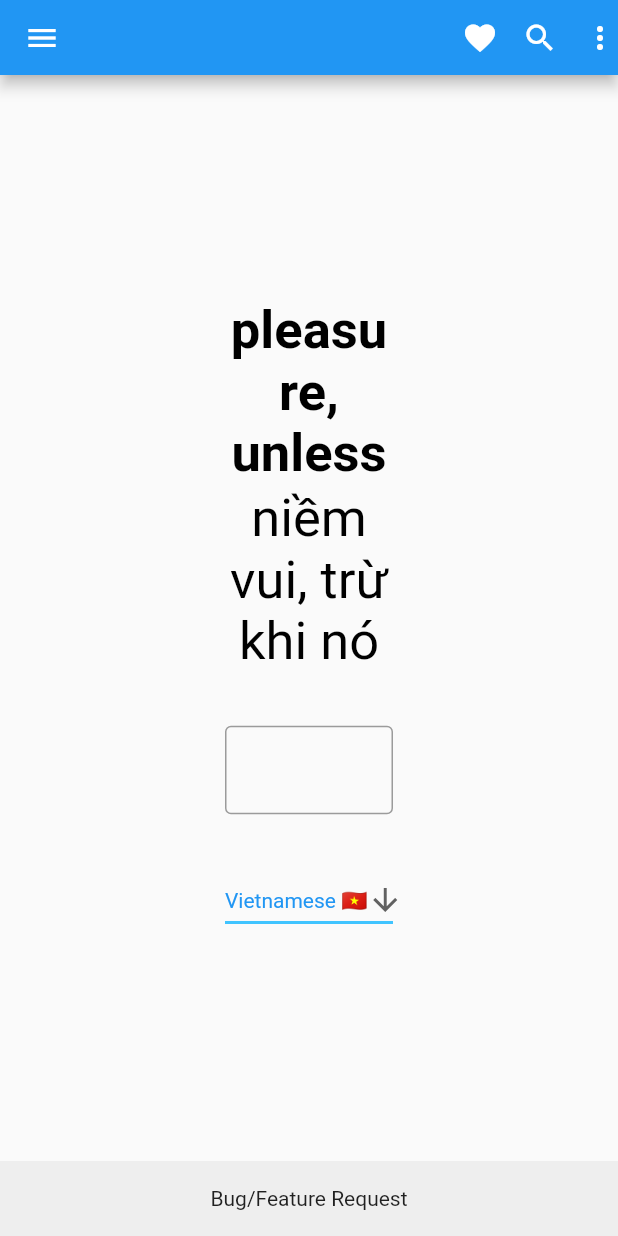
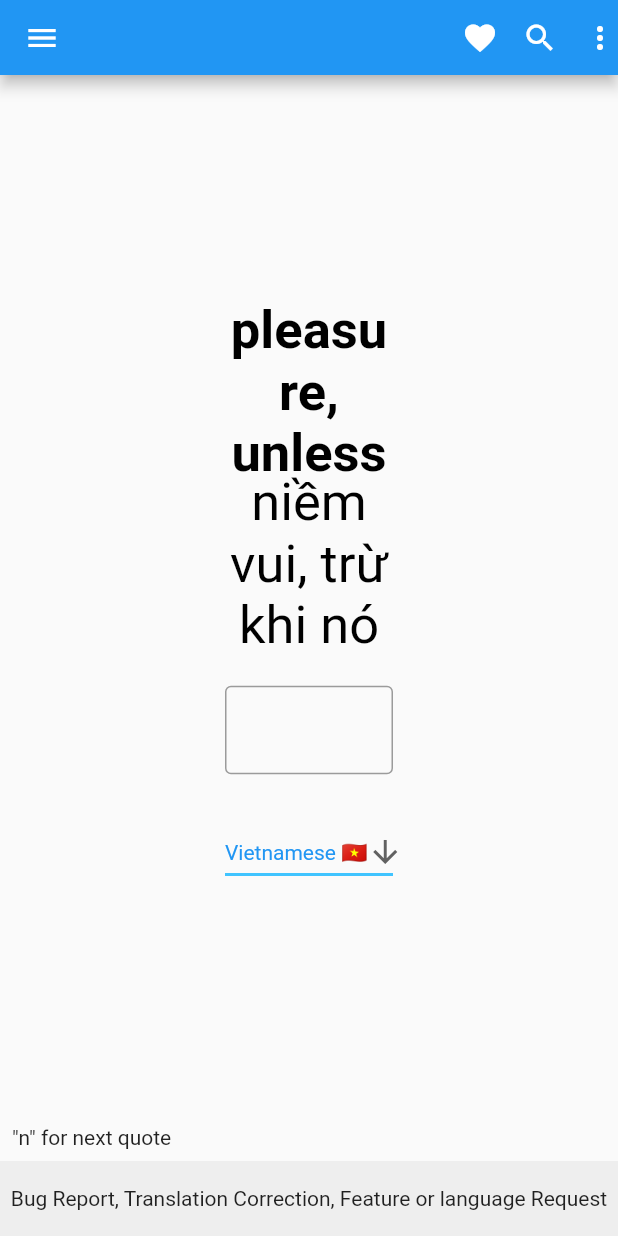
Before and after one commit to PrimeTimeTran/semantics, a Flutter app: the screen it shows after launch, in the side drawer, after a tap on "Home", on a phone screen of 412 x 824 dp. Run offline on Flutter 3.47's test engine with Material 2 defaults, Android fonts, the phone set to English and light mode, and no system bars; our stand-ins replace firebase_analytics, firebase_auth, firebase_core, video_player; missing offline and left inert: dart:html; accounts and stored records are empty.

Commit message:
Add hotkey for next

```diff
--- a/lib/main.dart
+++ b/lib/main.dart
@@ -57,7 +57,7 @@ class MyHomePage extends StatefulWidget {
 }
 
 class _MyHomePageState extends State<MyHomePage> {
-  Widget body = const Feed();
+  Widget body = const Composer();
 
   @override
   void initState() {
--- a/lib/screens/composer.dart
+++ b/lib/screens/composer.dart
@@ -95,9 +95,36 @@ class _ComposerState extends State<Composer> {
     }
   }
 
+  sayHi() {
+    getQuotes();
+    setTranslatedQuote();
+  }
+
   @override
   Widget build(BuildContext context) {
-    return QuotePanel(
-        quote, text, translatedQuote, changeLanguage, checkPhraseCompleted);
+    return CallbackShortcuts(
+      bindings: {
+        const SingleActivator(LogicalKeyboardKey.keyN): sayHi,
+      },
+      child: Focus(
+        autofocus: true,
+        child: Column(
+          children: [
+            Expanded(
+              child: QuotePanel(quote, text, translatedQuote, changeLanguage,
+                  checkPhraseCompleted),
+            ),
+            Padding(
+              padding: const EdgeInsets.all(8.0),
+              child: Row(
+                children: [
+                  Text('"n" for next quote'),
+                ],
+              ),
+            ),
+          ],
+        ),
+      ),
+    );
   }
 }
--- a/lib/widgets/footer.dart
+++ b/lib/widgets/footer.dart
@@ -25,7 +25,8 @@ class Footer extends StatelessWidget {
           onTap: () {
             _launchURL();
           },
-          child: const Text('Bug/Feature Request'),
+          child: const Text(
+              'Bug Report, Translation Correction, Feature or language Request'),
         ),
       ),
     );
```
Also changed, not shown: 1 other file.
